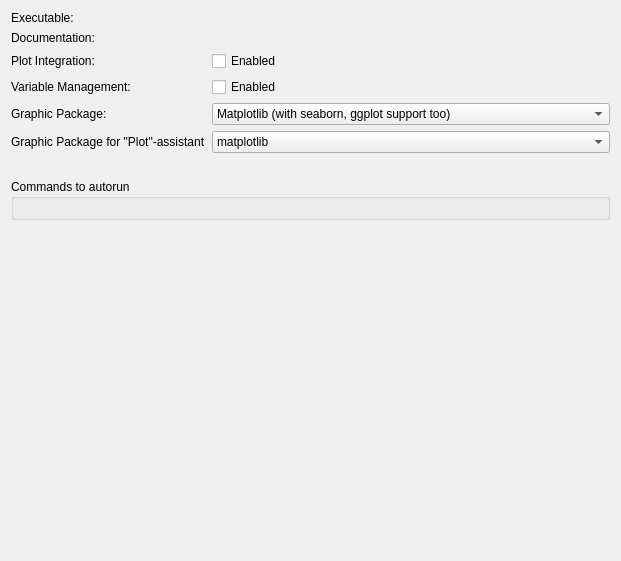
First picture: the form in src/backends/python/settings.ui, repository KDE/cantor, before the edit.
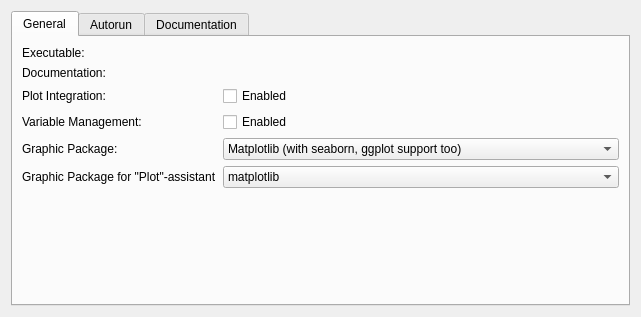
Second picture: the form after the edit. Custom widgets are drawn as their Qt base class.

Commit message: Redesigned settings widgets for python (moved autorun and documentation to new tabs) and the proper initalization of QtHelpWidget for python.

What changed in the file:
```diff
--- a/src/backends/python/settings.ui
+++ b/src/backends/python/settings.ui
@@ -6,22 +6,56 @@
    <rect>
     <x>0</x>
     <y>0</y>
-    <width>621</width>
-    <height>561</height>
+    <width>641</width>
+    <height>317</height>
    </rect>
   </property>
+  <layout class="QVBoxLayout" name="verticalLayout_2">
+   <item>
+    <widget class="QTabWidget" name="tabWidget">
+     <property name="currentIndex">
+      <number>0</number>
+     </property>
+     <widget class="QWidget" name="tabGeneral">
+      <attribute name="title">
+       <string>General</string>
+      </attribute>
   <layout class="QGridLayout" name="gridLayout">
-   <item row="0" column="3">
+       <item row="0" column="0">
+        <widget class="QLabel" name="label3">
+         <property name="text">
+          <string>Executable:</string>
+         </property>
+        </widget>
+       </item>
+       <item row="0" column="1">
     <widget class="KUrlRequester" name="kcfg_pythonServerPath"/>
    </item>
-   <item row="1" column="3">
+       <item row="1" column="0">
+        <widget class="QLabel" name="label2">
+         <property name="toolTip">
+          <string/>
+         </property>
+         <property name="text">
+          <string>Documentation:</string>
+         </property>
+        </widget>
+       </item>
+       <item row="1" column="1">
     <widget class="KUrlRequester" name="kcfg_localDoc">
      <property name="toolTip">
       <string>If empty, the &quot;Show help&quot; action will show the default online documentation. Otherwise, the specified URL will be opened.</string>
      </property>
     </widget>
    </item>
-   <item row="2" column="3">
+       <item row="2" column="0">
+        <widget class="QLabel" name="lPlotIntegration">
+         <property name="text">
+          <string>Plot Integration:</string>
+         </property>
+        </widget>
+       </item>
+       <item row="2" column="1">
     <widget class="QCheckBox" name="kcfg_integratePlots">
      <property name="toolTip">
       <string>If enabled, plots will be shown inside of the worksheet. Otherwise, plots will be shown in an external window.</string>
@@ -31,7 +65,14 @@
      </property>
     </widget>
    </item>
-   <item row="3" column="3">
+       <item row="3" column="0">
+        <widget class="QLabel" name="lVariableManagement">
+         <property name="text">
+          <string>Variable Management:</string>
+         </property>
+        </widget>
+       </item>
+       <item row="3" column="1">
     <widget class="QCheckBox" name="kcfg_variableManagement">
      <property name="toolTip">
       <string>Monitor the creation and destruction of variables and show the existing variables in the variable panel.</string>
@@ -41,7 +82,17 @@
      </property>
     </widget>
    </item>
-   <item row="4" column="3">
+       <item row="4" column="0">
+        <widget class="QLabel" name="label">
+         <property name="toolTip">
+          <string>Graphic package, used for plotting. When integrated plots option is enabled, then plots from the package will be integrated to worksheet</string>
+         </property>
+         <property name="text">
+          <string>Graphic Package: </string>
+         </property>
+        </widget>
+       </item>
+       <item row="4" column="1">
     <widget class="KComboBox" name="kcfg_choosenGraphicPackage">
      <property name="sizePolicy">
       <sizepolicy hsizetype="Expanding" vsizetype="Fixed">
@@ -66,7 +117,7 @@
      </item>
     </widget>
    </item>
-   <item row="5" column="0" colspan="3">
+       <item row="5" column="0">
     <widget class="QLabel" name="label4">
      <property name="toolTip">
       <string>Graphic package, which code will be used for plotting via &quot;Plot&quot; Cantor menu.</string>
@@ -76,7 +127,7 @@
      </property>
     </widget>
    </item>
-   <item row="5" column="3">
+       <item row="5" column="1">
     <widget class="KComboBox" name="kcfg_plotExtenstionGraphicPackage">
      <property name="sizePolicy">
       <sizepolicy hsizetype="Expanding" vsizetype="Fixed">
@@ -111,13 +162,13 @@
      </item>
     </widget>
    </item>
-   <item row="6" column="2">
+       <item row="6" column="0">
     <spacer name="verticalSpacer_3">
      <property name="orientation">
       <enum>Qt::Vertical</enum>
      </property>
      <property name="sizeType">
-      <enum>QSizePolicy::Fixed</enum>
+          <enum>QSizePolicy::Expanding</enum>
      </property>
      <property name="sizeHint" stdset="0">
       <size>
@@ -127,73 +178,33 @@
      </property>
     </spacer>
    </item>
-   <item row="7" column="0" colspan="4">
-    <widget class="QGroupBox" name="groupBox">
-     <property name="toolTip">
-      <string>Commands to automatically run on start. They can be useful for loading needed modules, changing environment, etc.</string>
-     </property>
-     <property name="title">
+      </layout>
+     </widget>
+     <widget class="QWidget" name="tabAutorun">
+      <attribute name="title">
+       <string>Autorun</string>
+      </attribute>
+      <layout class="QVBoxLayout" name="verticalLayout">
+       <item>
+        <widget class="QLabel" name="label_2">
+         <property name="text">
       <string>Commands to autorun</string>
      </property>
-     <layout class="QVBoxLayout" name="verticalLayoutScripts">
+         <property name="alignment">
+          <set>Qt::AlignCenter</set>
+         </property>
+        </widget>
+       </item>
       <item>
        <widget class="KEditListWidget" name="kcfg_autorunScripts"/>
       </item>
      </layout>
     </widget>
-   </item>
-   <item row="8" column="0">
-    <spacer name="verticalSpacer">
-     <property name="orientation">
-      <enum>Qt::Vertical</enum>
-     </property>
-     <property name="sizeHint" stdset="0">
-      <size>
-       <width>20</width>
-       <height>40</height>
-      </size>
-     </property>
-    </spacer>
-   </item>
-   <item row="0" column="0" colspan="3">
-    <widget class="QLabel" name="label3">
-     <property name="text">
-      <string>Executable:</string>
-     </property>
-    </widget>
-   </item>
-   <item row="1" column="0" colspan="3">
-    <widget class="QLabel" name="label2">
-     <property name="toolTip">
-      <string/>
-     </property>
-     <property name="text">
-      <string>Documentation:</string>
-     </property>
-    </widget>
-   </item>
-   <item row="2" column="0" colspan="3">
-    <widget class="QLabel" name="lPlotIntegration">
-     <property name="text">
-      <string>Plot Integration:</string>
-     </property>
-    </widget>
-   </item>
-   <item row="3" column="0" colspan="3">
-    <widget class="QLabel" name="lVariableManagement">
-     <property name="text">
-      <string>Variable Management:</string>
-     </property>
-    </widget>
-   </item>
-   <item row="4" column="0" colspan="3">
-    <widget class="QLabel" name="label">
-     <property name="toolTip">
-      <string>Graphic package, used for plotting. When integrated plots option is enabled, then plots from the package will be integrated to worksheet</string>
-     </property>
-     <property name="text">
-      <string>Graphic Package: </string>
-     </property>
+     <widget class="QWidget" name="tabDocumentation">
+      <attribute name="title">
+       <string>Documentation</string>
+      </attribute>
+     </widget>
     </widget>
    </item>
   </layout>
```
Lines whose indentation alone changed are shown as unchanged. The commit also changes 2 other files.
